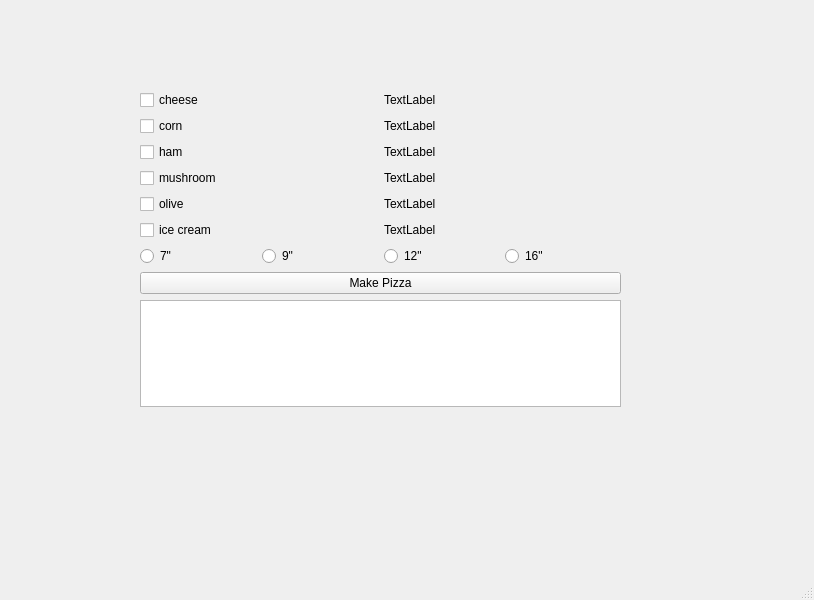
Qt form mainwindow.ui (TheStoneGoblin/CS4076) before a commit.
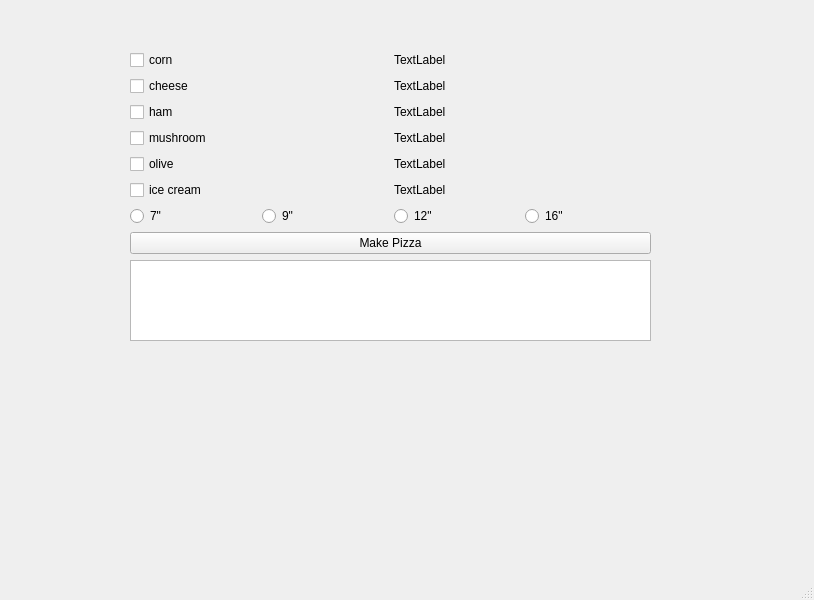
The same form after that commit.

Commit message: changed layout to include BoxLayout

Diff of the .ui file:
```diff
--- a/mainwindow.ui
+++ b/mainwindow.ui
@@ -17,20 +17,13 @@
    <widget class="QWidget" name="gridLayoutWidget">
     <property name="geometry">
      <rect>
-      <x>140</x>
-      <y>90</y>
-      <width>481</width>
-      <height>317</height>
+      <x>130</x>
+      <y>50</y>
+      <width>521</width>
+      <height>291</height>
      </rect>
     </property>
     <layout class="QGridLayout" name="gridLayout">
-     <item row="2" column="2" colspan="2">
-      <widget class="QLabel" name="label_3">
-       <property name="text">
-        <string>TextLabel</string>
-       </property>
-      </widget>
-     </item>
      <item row="6" column="3">
       <widget class="QRadioButton" name="radioButton_4">
        <property name="text">
@@ -45,106 +38,121 @@
        </property>
       </widget>
      </item>
-     <item row="1" column="2" colspan="2">
+     <item row="6" column="1">
+      <widget class="QRadioButton" name="radioButton">
+       <property name="text">
+        <string>9&quot;</string>
+       </property>
+      </widget>
+     </item>
+     <item row="6" column="0">
+      <widget class="QRadioButton" name="radioButton_2">
+       <property name="text">
+        <string>7&quot;</string>
+       </property>
+      </widget>
+     </item>
+     <item row="7" column="0" colspan="4">
+      <widget class="QPushButton" name="pushButton">
+       <property name="text">
+        <string>Make Pizza</string>
+       </property>
+      </widget>
+     </item>
+     <item row="8" column="0" colspan="4">
+      <widget class="QTextEdit" name="textEdit"/>
+     </item>
+     <item row="0" column="2" colspan="2">
+      <layout class="QVBoxLayout" name="verticalLayout_2">
+       <item>
+        <widget class="QLabel" name="label">
+         <property name="text">
+          <string>TextLabel</string>
+         </property>
+        </widget>
+       </item>
+       <item>
       <widget class="QLabel" name="label_2">
        <property name="text">
         <string>TextLabel</string>
        </property>
       </widget>
      </item>
-     <item row="4" column="0" colspan="2">
-      <widget class="QCheckBox" name="checkBox_5">
+       <item>
+        <widget class="QLabel" name="label_3">
        <property name="text">
-        <string>olive</string>
+          <string>TextLabel</string>
        </property>
       </widget>
      </item>
-     <item row="4" column="2" colspan="2">
+       <item>
       <widget class="QLabel" name="label_5">
        <property name="text">
         <string>TextLabel</string>
        </property>
       </widget>
      </item>
-     <item row="5" column="2" colspan="2">
+       <item>
       <widget class="QLabel" name="label_6">
        <property name="text">
         <string>TextLabel</string>
        </property>
       </widget>
      </item>
+       <item>
+        <widget class="QLabel" name="label_4">
+         <property name="text">
+          <string>TextLabel</string>
+         </property>
+        </widget>
+       </item>
+      </layout>
+     </item>
      <item row="0" column="0" colspan="2">
+      <layout class="QVBoxLayout" name="verticalLayout">
+       <item>
+        <widget class="QCheckBox" name="checkBox_2">
+         <property name="text">
+          <string>corn</string>
+         </property>
+        </widget>
+       </item>
+       <item>
       <widget class="QCheckBox" name="checkBox">
        <property name="text">
         <string>cheese</string>
        </property>
       </widget>
      </item>
-     <item row="6" column="0">
-      <widget class="QRadioButton" name="radioButton_2">
-       <property name="text">
-        <string>7&quot;</string>
-       </property>
-      </widget>
-     </item>
-     <item row="0" column="2" colspan="2">
-      <widget class="QLabel" name="label">
-       <property name="text">
-        <string>TextLabel</string>
-       </property>
-      </widget>
-     </item>
-     <item row="2" column="0" colspan="2">
+       <item>
       <widget class="QCheckBox" name="checkBox_3">
        <property name="text">
         <string>ham</string>
        </property>
       </widget>
      </item>
-     <item row="5" column="0" colspan="2">
-      <widget class="QCheckBox" name="checkBox_6">
-       <property name="text">
-        <string>ice cream</string>
-       </property>
-      </widget>
-     </item>
-     <item row="1" column="0" colspan="2">
-      <widget class="QCheckBox" name="checkBox_2">
-       <property name="text">
-        <string>corn</string>
-       </property>
-      </widget>
-     </item>
-     <item row="3" column="0" colspan="2">
+       <item>
       <widget class="QCheckBox" name="checkBox_4">
        <property name="text">
         <string>mushroom</string>
        </property>
       </widget>
      </item>
-     <item row="3" column="2" colspan="2">
-      <widget class="QLabel" name="label_4">
+       <item>
+        <widget class="QCheckBox" name="checkBox_5">
        <property name="text">
-        <string>TextLabel</string>
+          <string>olive</string>
        </property>
       </widget>
      </item>
-     <item row="6" column="1">
-      <widget class="QRadioButton" name="radioButton">
+       <item>
+        <widget class="QCheckBox" name="checkBox_6">
        <property name="text">
-        <string>9&quot;</string>
+          <string>ice cream</string>
        </property>
       </widget>
      </item>
-     <item row="7" column="0" colspan="4">
-      <widget class="QPushButton" name="pushButton">
-       <property name="text">
-        <string>Make Pizza</string>
-       </property>
-      </widget>
-     </item>
-     <item row="8" column="0" colspan="4">
-      <widget class="QTextEdit" name="textEdit"/>
+      </layout>
      </item>
     </layout>
    </widget>
```
Lines whose indentation alone changed are shown as unchanged.
